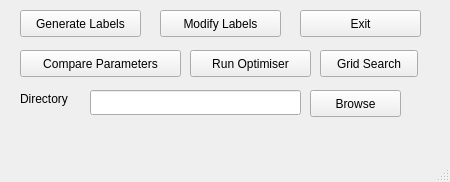
This is VisionTraining/mainwindow.ui in NUbots/robocup as Qt 5 draws it before an edit. The edited form follows.
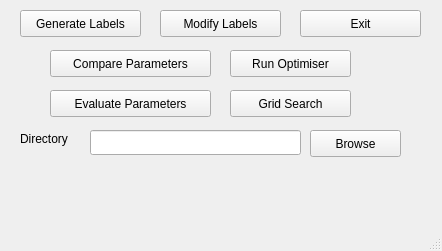
This is the edited form.

```diff
--- a/VisionTraining/mainwindow.ui
+++ b/VisionTraining/mainwindow.ui
@@ -6,8 +6,8 @@
    <rect>
     <x>0</x>
     <y>0</y>
-    <width>450</width>
-    <height>182</height>
+    <width>442</width>
+    <height>251</height>
    </rect>
   </property>
   <property name="windowTitle">
@@ -56,7 +56,7 @@
    <widget class="QPushButton" name="compPB">
     <property name="geometry">
      <rect>
-      <x>20</x>
+      <x>50</x>
       <y>50</y>
       <width>161</width>
       <height>27</height>
@@ -69,7 +69,7 @@
    <widget class="QPushButton" name="optPB">
     <property name="geometry">
      <rect>
-      <x>190</x>
+      <x>230</x>
       <y>50</y>
       <width>121</width>
       <height>27</height>
@@ -83,7 +83,7 @@
     <property name="geometry">
      <rect>
       <x>20</x>
-      <y>90</y>
+      <y>130</y>
       <width>62</width>
       <height>17</height>
      </rect>
@@ -96,7 +96,7 @@
     <property name="geometry">
      <rect>
       <x>90</x>
-      <y>90</y>
+      <y>130</y>
       <width>211</width>
       <height>25</height>
      </rect>
@@ -106,7 +106,7 @@
     <property name="geometry">
      <rect>
       <x>310</x>
-      <y>90</y>
+      <y>130</y>
       <width>91</width>
       <height>27</height>
      </rect>
@@ -118,9 +118,9 @@
    <widget class="QPushButton" name="gridPB">
     <property name="geometry">
      <rect>
-      <x>320</x>
-      <y>50</y>
-      <width>98</width>
+      <x>230</x>
+      <y>90</y>
+      <width>121</width>
       <height>27</height>
      </rect>
     </property>
@@ -128,6 +128,19 @@
      <string>Grid Search</string>
     </property>
    </widget>
+   <widget class="QPushButton" name="evalPB">
+    <property name="geometry">
+     <rect>
+      <x>50</x>
+      <y>90</y>
+      <width>161</width>
+      <height>27</height>
+     </rect>
+    </property>
+    <property name="text">
+     <string>Evaluate Parameters</string>
+    </property>
+   </widget>
   </widget>
   <widget class="QMenuBar" name="menubar">
    <property name="geometry">
```
Left out of the diff: 2 changed lines with no effect on the pictures.
